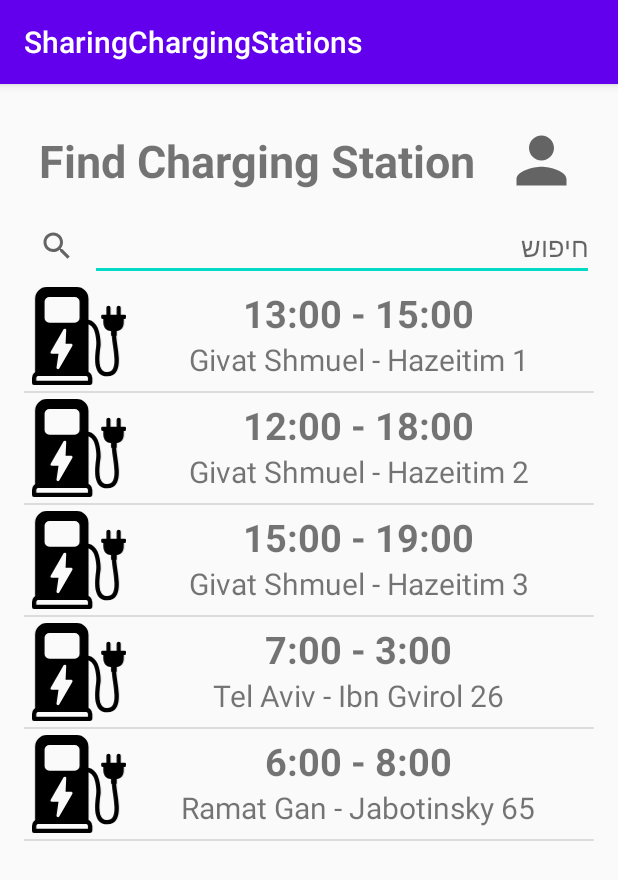
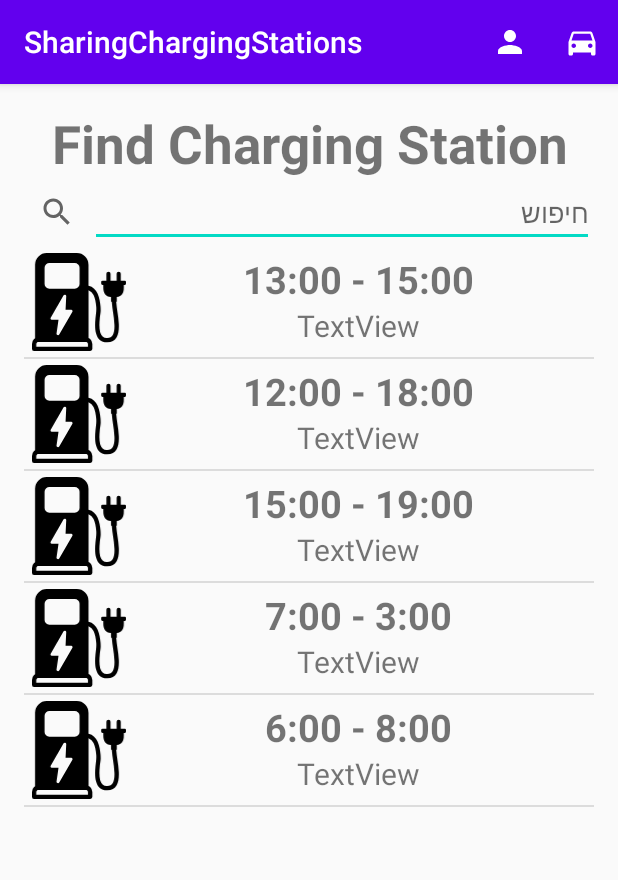
Before and after one commit to sagi565/SharingChargingStations, an Android app: the screen it shows after launch (MainActivity), on a phone screen of 412 x 824 dp. Shown: the top 880 px of the screen. Run offline under Robolectric (Android 15) with nearby library versions, the phone set to English and light mode, and no system bars; 2 statements that could not run were skipped.

Commit message:
update 4

```diff
--- a/app/src/main/AndroidManifest.xml
+++ b/app/src/main/AndroidManifest.xml
@@ -9,7 +9,8 @@
         android:roundIcon="@mipmap/ic_launcher_round"
         android:supportsRtl="true"
         android:theme="@style/AppTheme">
-        <activity android:name=".ScheduleActivity"></activity>
+        <activity android:name=".RentalsActivity"></activity>
+        <activity android:name=".ScheduleActivity" />
         <activity android:name=".RentalHistoryActivity" />
         <activity android:name=".AddChargingStationActivity" />
         <activity android:name=".ProfileActivity" />
--- a/app/src/main/java/com/example/sharingchargingstations/MainActivity.java
+++ b/app/src/main/java/com/example/sharingchargingstations/MainActivity.java
@@ -4,17 +4,17 @@ import androidx.annotation.NonNull;
 import androidx.annotation.Nullable;
 import androidx.appcompat.app.AppCompatActivity;
 
-import android.app.Activity;
 import android.content.Intent;
 import android.os.Bundle;
 import android.text.Editable;
 import android.text.TextWatcher;
+import android.view.Menu;
+import android.view.MenuItem;
 import android.view.View;
 import android.view.ViewGroup;
 import android.widget.AdapterView;
 import android.widget.ArrayAdapter;
 import android.widget.EditText;
-import android.widget.ImageView;
 import android.widget.ListView;
 import android.widget.TextView;
 
@@ -29,7 +29,6 @@ public class MainActivity extends AppCompatActivity {
     private EditText etSearch;
     private ListView lstStations;
     private ArrayAdapter<ChargingStation> chargingStationArrayAdapter;
-    private ImageView ivProfile;
     @Override
     protected void onCreate(Bundle savedInstanceState) {
         super.onCreate(savedInstanceState);
@@ -41,7 +40,7 @@ public class MainActivity extends AppCompatActivity {
             @Override
             public View getView(int position, @Nullable View convertView, @NonNull ViewGroup parent) {
                 View view =  getLayoutInflater().inflate(R.layout.item_charging_station,null);
-                TextView tvItemAddress = view.findViewById(R.id.tvItemAddress);
+                TextView tvItemAddress = view.findViewById(R.id.tvItemMoney);
                 TextView tvItemHours = view.findViewById(R.id.tvItemHours);
 
                 ChargingStation chargingStation = getItem(position);
@@ -70,14 +69,6 @@ public class MainActivity extends AppCompatActivity {
 
             }
         });
-        ivProfile = findViewById(R.id.ivProfile);
-        ivProfile.setOnClickListener(new View.OnClickListener() {
-            @Override
-            public void onClick(View v) {
-                Intent intent = new Intent(getApplicationContext(), ProfileActivity.class);
-                startActivity(intent);
-            }
-        });
         lstStations.setOnItemClickListener(new AdapterView.OnItemClickListener() {
             @Override
             public void onItemClick(AdapterView<?> parent, View view, int position, long id) {
@@ -89,10 +80,32 @@ public class MainActivity extends AppCompatActivity {
             }
         });
     }
+
+    @Override
+    public boolean onCreateOptionsMenu(Menu menu) {
+        getMenuInflater().inflate(R.menu.menu_main,menu);
+        return super.onCreateOptionsMenu(menu);
+    }
+
+    @Override
+    public boolean onOptionsItemSelected(@NonNull MenuItem item) {
+        switch (item.getItemId()){
+            case R.id.action_user:
+                Intent intentProfile = new Intent(getApplicationContext(), ProfileActivity.class);
+                startActivity(intentProfile);
+                return true;
+            case R.id.action_rentals:
+                Intent intentRentals = new Intent(getApplicationContext(), RentalsActivity.class);
+                startActivity(intentRentals);
+                return true;
+
+        }
+        return super.onOptionsItemSelected(item);
+    }
+
     private void setFilter(String filter){
         filterChargingStations.clear();
         for(ChargingStation chargingStation : model.getChargingStations()){
-            System.out.println("sagi" + chargingStation);
             if (chargingStation.getStationAddress().toString().toLowerCase().contains(filter.toLowerCase())){
                 filterChargingStations.add(chargingStation);
 
--- a/app/src/main/java/com/example/sharingchargingstations/Model/ChargingStation.java
+++ b/app/src/main/java/com/example/sharingchargingstations/Model/ChargingStation.java
@@ -7,7 +7,8 @@ public class ChargingStation {
     private float endHour;
     private Address stationAddress;
     private TypeChargingStation type;
-    private double ChargingSpeed;
+    private double chargingSpeed;
+    //pictures
 
     public ChargingStation(double pricePerHour, float startHour, float endHour, Address stationAddress, TypeChargingStation type, double chargingSpeed) {
         this.pricePerHour = pricePerHour;
@@ -16,7 +17,7 @@ public class ChargingStation {
         this.endHour = endHour;
         this.stationAddress = stationAddress;
         this.type = type;
-        ChargingSpeed = chargingSpeed;
+        this.chargingSpeed = chargingSpeed;
     }
 
     public double getPricePerHour() {
@@ -60,11 +61,11 @@ public class ChargingStation {
     }
 
     public double getChargingSpeed() {
-        return ChargingSpeed;
+        return chargingSpeed;
     }
 
     public void setChargingSpeed(double chargingSpeed) {
-        ChargingSpeed = chargingSpeed;
+        chargingSpeed = chargingSpeed;
     }
 
     public String getTime(){
@@ -80,10 +81,10 @@ public class ChargingStation {
                 ", endHour=" + endHour +
                 ", stationAddress=" + stationAddress.toString() +
                 ", type=" + type +
-                ", ChargingSpeed=" + ChargingSpeed +
+                ", ChargingSpeed=" + chargingSpeed +
                 '}';
     }
     public String getProperties(){
-        return pricePerHour + " " + startHour + " " + endHour + " " + stationAddress.toString() + " " + type + " " + ChargingSpeed;
+        return pricePerHour + " " + startHour + " " + endHour + " " + stationAddress.toString() + " " + type + " " + chargingSpeed;
     }
 }
--- a/app/src/main/java/com/example/sharingchargingstations/Model/Model.java
+++ b/app/src/main/java/com/example/sharingchargingstations/Model/Model.java
@@ -45,7 +45,7 @@ public class Model {
         users.add(new User("Noa", chargingStations.get(4), 35, 10));
 
         currentUser = users.get(0);
-
+        rentals.add()
     }
 
     public User getCurrentUser() {
--- a/app/src/main/res/drawable/ic_car.xml
+++ b/app/src/main/res/drawable/ic_car.xml
@@ -1,4 +1,4 @@
-<vector android:height="24dp" android:tint="#441D49"
+<vector android:height="24dp" android:tint="#FFFFFF"
     android:viewportHeight="24" android:viewportWidth="24"
     android:width="24dp" xmlns:android="http://schemas.android.com/apk/res/android">
     <path android:fillColor="@android:color/white" android:pathData="M18.92,6.01C18.72,5.42 18.16,5 17.5,5h-11c-0.66,0 -1.21,0.42 -1.42,1.01L3,12v8c0,0.55 0.45,1 1,1h1c0.55,0 1,-0.45 1,-1v-1h12v1c0,0.55 0.45,1 1,1h1c0.55,0 1,-0.45 1,-1v-8l-2.08,-5.99zM6.5,16c-0.83,0 -1.5,-0.67 -1.5,-1.5S5.67,13 6.5,13s1.5,0.67 1.5,1.5S7.33,16 6.5,16zM17.5,16c-0.83,0 -1.5,-0.67 -1.5,-1.5s0.67,-1.5 1.5,-1.5 1.5,0.67 1.5,1.5 -0.67,1.5 -1.5,1.5zM5,11l1.5,-4.5h11L19,11L5,11z"/>
--- a/app/src/main/res/layout/activity_main.xml
+++ b/app/src/main/res/layout/activity_main.xml
@@ -8,28 +8,15 @@
     android:padding="16dp"
     tools:context=".MainActivity">
 
-    <LinearLayout
-        android:layout_width="match_parent"
+    <TextView
+        android:id="@+id/txtFind"
+        android:layout_width="wrap_content"
         android:layout_height="wrap_content"
-        android:orientation="horizontal">
-
-        <TextView
-            android:id="@+id/txtFind"
-            android:layout_width="wrap_content"
-            android:layout_height="match_parent"
-            android:layout_weight="20"
-            android:gravity="center"
-            android:text="Find Charging Station"
-            android:textSize="30sp"
-            android:textStyle="bold" />
-
-        <ImageView
-            android:id="@+id/ivProfile"
-            android:layout_width="50dp"
-            android:layout_height="50dp"
-            android:layout_margin="10dp"
-            app:srcCompat="@drawable/ic_person" />
-    </LinearLayout>
+        android:layout_gravity="center"
+        android:gravity="center"
+        android:text="Find Charging Station"
+        android:textSize="35sp"
+        android:textStyle="bold" />
 
     <LinearLayout
         android:layout_width="match_parent"
@@ -53,6 +40,7 @@
         android:id="@+id/lstStations"
         android:layout_width="match_parent"
         android:layout_height="match_parent"
-        android:filterTouchesWhenObscured="true" />
+        android:filterTouchesWhenObscured="true"
+        tools:listitem="@layout/item_charging_station"/>
 
 </LinearLayout>
--- a/app/src/main/res/layout/activity_schedule.xml
+++ b/app/src/main/res/layout/activity_schedule.xml
@@ -26,6 +26,12 @@
             android:layout_width="wrap_content"
             android:layout_height="wrap_content"
             android:layout_margin="30dp" />
+
+        <ListView
+            android:layout_width="match_parent"
+            android:layout_height="wrap_content"
+            android:layout_weight="1" />
+
         <Button
             android:id="@+id/btnSave"
             android:layout_width="match_parent"
--- /dev/null
+++ b/app/src/main/res/menu/menu_main.xml
@@ -0,0 +1,15 @@
+<?xml version="1.0" encoding="utf-8"?>
+<menu xmlns:app="http://schemas.android.com/apk/res-auto"
+    xmlns:android="http://schemas.android.com/apk/res/android">
+
+    <item
+        android:id="@+id/action_user"
+        android:icon="@drawable/ic_person"
+        android:title="User"
+        app:showAsAction="ifRoom" />
+    <item
+        android:id="@+id/action_rentals"
+        android:icon="@drawable/ic_car"
+        android:title="Rentals"
+        app:showAsAction="ifRoom" />
+</menu>
```
Also changed, not shown: app/src/main/java/com/example/sharingchargingstations/Model/Rental.java (+19 -1 lines), app/src/main/java/com/example/sharingchargingstations/Model/RentalStatus.java (added, +8 -0 lines), app/src/main/java/com/example/sharingchargingstations/Model/User.java (+20 -19 lines), app/src/main/java/com/example/sharingchargingstations/RentalsActivity.java (added, +53 -0 lines), app/src/main/res/drawable/ic_charging_station_type_1.xml (added, +10 -0 lines), app/src/main/res/layout/activity_rentals.xml (added, +28 -0 lines), app/src/main/res/layout/item_rental.xml (added, +69 -0 lines).
